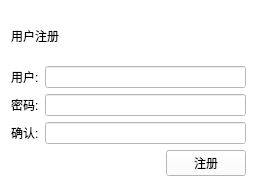
mr0yun/BookManager, file ui/register_window.ui: the form before one commit.
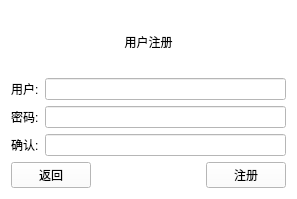
The form after the commit.

Commit message: 1.修改了借还状态颜色，添加了“逾期”状态 2.图书添加和编辑的数量与日期进行了正则匹配输入 3.注册窗口添加了“返回”按钮 4.修改了图书的出版日期数据类型为date

```diff
--- a/ui/register_window.ui
+++ b/ui/register_window.ui
@@ -6,8 +6,8 @@
    <rect>
     <x>0</x>
     <y>0</y>
-    <width>257</width>
-    <height>187</height>
+    <width>297</width>
+    <height>199</height>
    </rect>
   </property>
   <property name="windowTitle">
@@ -24,6 +24,9 @@
        <property name="text">
         <string>用户注册</string>
        </property>
+       <property name="alignment">
+        <set>Qt::AlignCenter</set>
+       </property>
       </widget>
      </item>
      <item>
@@ -52,7 +55,7 @@
        <item>
         <widget class="QLineEdit" name="password_lineEdit">
          <property name="echoMode">
-          <enum>QLineEdit::PasswordEchoOnEdit</enum>
+          <enum>QLineEdit::Password</enum>
          </property>
         </widget>
        </item>
@@ -70,7 +73,7 @@
        <item>
         <widget class="QLineEdit" name="confirm_password_lineEdit">
          <property name="echoMode">
-          <enum>QLineEdit::PasswordEchoOnEdit</enum>
+          <enum>QLineEdit::Password</enum>
          </property>
         </widget>
        </item>
@@ -78,6 +81,13 @@
      </item>
      <item>
       <layout class="QHBoxLayout" name="horizontalLayout_3">
+       <item>
+        <widget class="QPushButton" name="return_pushButton">
+         <property name="text">
+          <string>返回</string>
+         </property>
+        </widget>
+       </item>
        <item>
         <spacer name="horizontalSpacer">
          <property name="orientation">
```
The commit also changes 10 other files.
